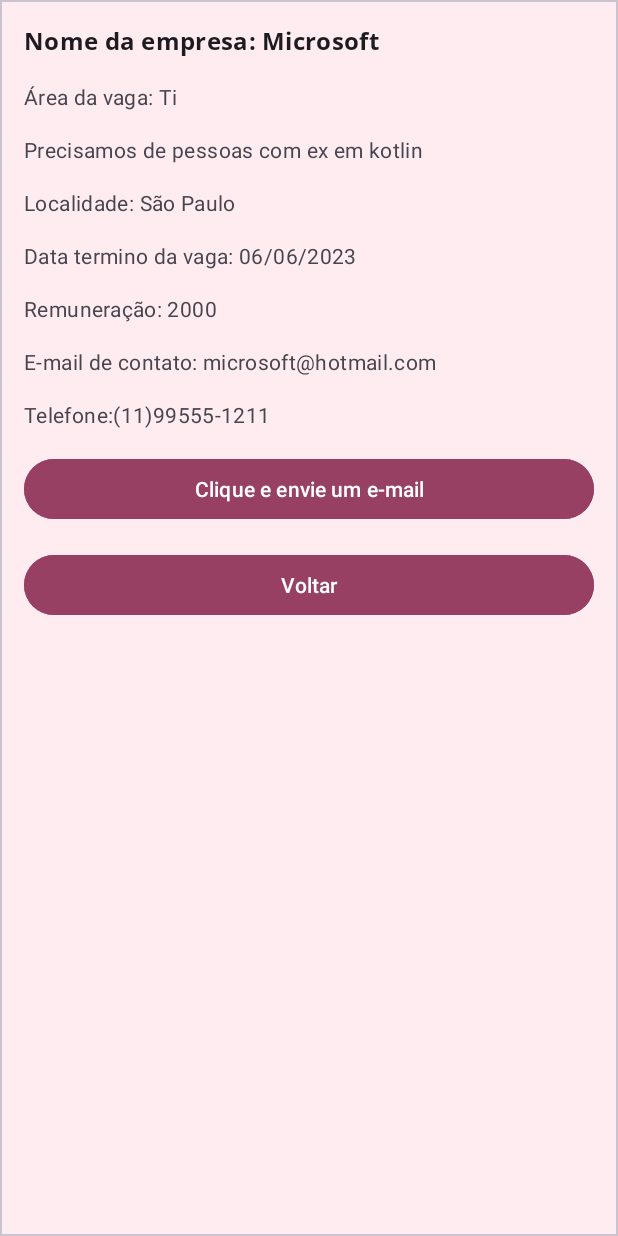
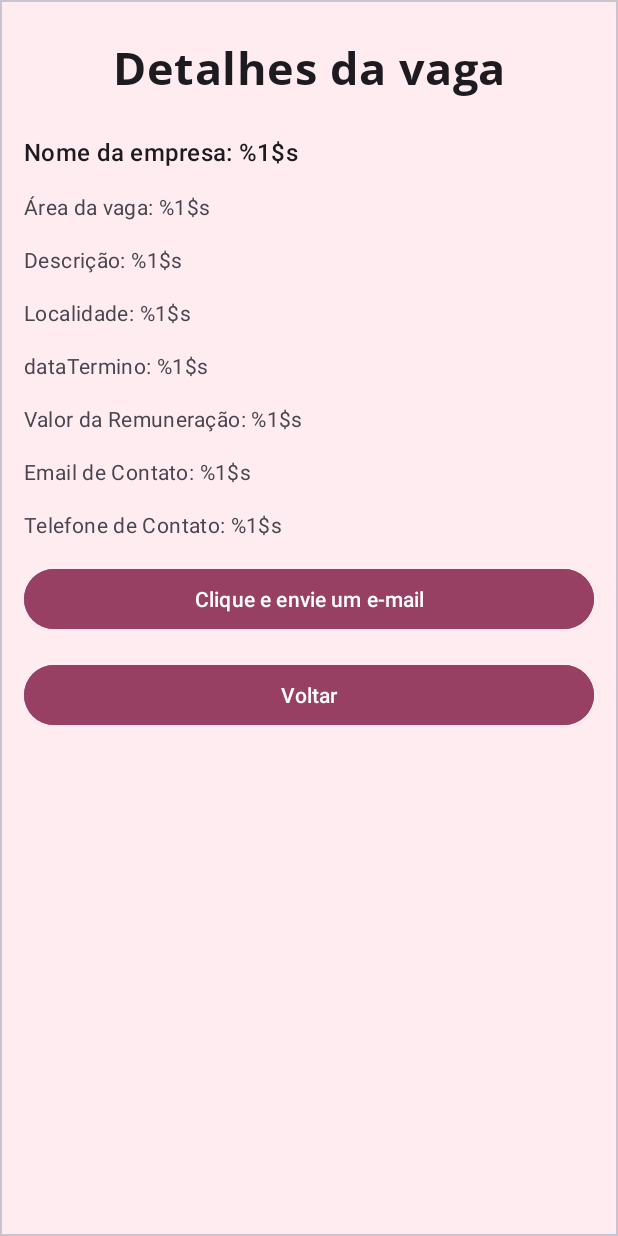
Before and after one commit to joaoaraujo0/TrabalhoAndroid, an Android app: the layout painel_de_vagas.xml on its own in the app's theme, with its tools: preview values and no code run, on a phone screen of 412 x 824 dp. Run offline under Robolectric (Android 15) with nearby library versions, the phone set to English and light mode, and no system bars; Roboto replaces fonts that are not available here.

Commit message:
Commit atualizacao das publi home,minhaspubli

```diff
--- a/app/src/main/java/com/unaerp/trabalhoandroid/fragments_estagio/AnunciosFragment.kt
+++ b/app/src/main/java/com/unaerp/trabalhoandroid/fragments_estagio/AnunciosFragment.kt
@@ -6,7 +6,6 @@ import android.view.View
 import android.view.ViewGroup
 import androidx.fragment.app.Fragment
 import androidx.recyclerview.widget.LinearLayoutManager
-import com.unaerp.trabalhoandroid.Adapter.AdapterVaga
 import com.unaerp.trabalhoandroid.databinding.FragmentAnuncioEstagiarioBinding
 import com.unaerp.trabalhoandroid.model.Vagas
 
@@ -26,8 +25,8 @@ class AnunciosFragment : Fragment() {
 
         //Configurar adapter
         val listaVagas : MutableList<Vagas> = mutableListOf()
-        val adapterVaga = AdapterVaga(requireContext(), listaVagas)
-        recyclerViewVagas.adapter = adapterVaga
+        //val adapterVaga = AdapterVaga(requireContext(), listaVagas)
+       // recyclerViewVagas.adapter = adapterVaga
 
 /*
         val vaga1 = Vagas(
--- a/app/src/main/res/layout/card_home.xml
+++ b/app/src/main/res/layout/card_home.xml
@@ -27,7 +27,7 @@
                     android:id="@+id/tituloNomeEmpresa"
                     android:layout_width="wrap_content"
                     android:layout_height="wrap_content"
-                    android:text="@string/microsoftcard"
+                    android:text="@string/anunciantecard"
                     android:textSize="16sp"
                     android:textAppearance="?attr/textAppearanceHeadline6"
                     android:fontFamily="@font/roboto_medium"
--- a/app/src/main/res/layout/painel_de_vagas.xml
+++ b/app/src/main/res/layout/painel_de_vagas.xml
@@ -11,25 +11,33 @@
         android:layout_height="match_parent"
         android:orientation="vertical"
         android:background="@color/seed"
-        android:padding="8dp"
+        android:padding="8dp">
+            <TextView
+                android:layout_margin="16dp"
+                android:layout_width="match_parent"
+                android:layout_height="wrap_content"
+                android:text="Detalhes da vaga"
+                android:textAppearance="?attr/textAppearanceHeadline6"
+                android:textSize="30sp"
+                android:fontFamily="@font/open_sans_bold"
+                android:textAlignment="center"
+                />
 
-        >
             <TextView
                 android:layout_margin="8dp"
                 android:id="@+id/anunciante"
                 android:layout_width="wrap_content"
                 android:layout_height="wrap_content"
-                android:text="Nome da empresa: Microsoft"
+                android:text="@string/anunciante"
                 android:textAppearance="?attr/textAppearanceHeadline6"
                 android:textSize="16sp"
-                android:fontFamily="@font/open_sans_bold"
                 />
             <TextView
                 android:id="@+id/areaVaga"
                 android:layout_width="wrap_content"
                 android:layout_height="wrap_content"
                 android:layout_margin="8dp"
-                android:text="Área da vaga: Ti"
+                android:text="@string/areaVaga"
                 android:textAppearance="?attr/textAppearanceBody2"
                 android:textColor="?android:attr/textColorSecondary"
                 android:textSize="14sp"
@@ -40,7 +48,7 @@
                 android:layout_width="wrap_content"
                 android:layout_height="wrap_content"
                 android:layout_margin="8dp"
-                android:text="Precisamos de pessoas com ex em kotlin"
+                android:text="@string/descricao"
                 android:textAppearance="?attr/textAppearanceBody2"
                 android:textColor="?android:attr/textColorSecondary"
                 android:textSize="14sp"
@@ -51,7 +59,7 @@
                 android:layout_width="wrap_content"
                 android:layout_height="wrap_content"
                 android:layout_margin="8dp"
-                android:text="Localidade: São Paulo"
+                android:text="@string/text_localidade"
                 android:textAppearance="?attr/textAppearanceBody2"
                 android:textColor="?android:attr/textColorSecondary"
                 android:textSize="14sp"
@@ -62,7 +70,7 @@
                 android:layout_width="wrap_content"
                 android:layout_height="wrap_content"
                 android:layout_margin="8dp"
-                android:text="Data termino da vaga: 06/06/2023"
+                android:text="@string/dataTermino"
                 android:textAppearance="?attr/textAppearanceBody2"
                 android:textColor="?android:attr/textColorSecondary"
                 android:textSize="14sp"
@@ -73,7 +81,7 @@
                 android:layout_width="wrap_content"
                 android:layout_height="wrap_content"
                 android:layout_margin="8dp"
-                android:text="Remuneração: 2000"
+                android:text="@string/valorRemuneracao"
                 android:textAppearance="?attr/textAppearanceBody2"
                 android:textColor="?android:attr/textColorSecondary"
                 android:textSize="14sp"
@@ -85,7 +93,7 @@
                 android:layout_width="wrap_content"
                 android:layout_height="wrap_content"
                 android:layout_margin="8dp"
-                android:text="E-mail de contato: microsoft@hotmail.com"
+                android:text="@string/emailContato"
                 android:textAppearance="?attr/textAppearanceBody2"
                 android:textColor="?android:attr/textColorSecondary"
                 android:textSize="14sp"
@@ -96,7 +104,7 @@
                 android:layout_width="wrap_content"
                 android:layout_height="wrap_content"
                 android:layout_margin="8dp"
-                android:text="Telefone:(11)99555-1211 "
+                android:text="@string/telefoneContato"
                 android:textAppearance="?attr/textAppearanceBody2"
                 android:textColor="?android:attr/textColorSecondary"
                 android:textSize="14sp"
```
Also changed, not shown: app/src/main/java/com/unaerp/trabalhoandroid/Adapter/AdapterMinhasVagas.kt (+14 -8 lines), app/src/main/java/com/unaerp/trabalhoandroid/Adapter/AdapterVaga.kt (+39 -41 lines), app/src/main/java/com/unaerp/trabalhoandroid/fragments/AnunciarVagaFragment.kt (+49 -36 lines), app/src/main/java/com/unaerp/trabalhoandroid/fragments/MinhasVagasFragment.kt (+17 -12 lines), app/src/main/java/com/unaerp/trabalhoandroid/fragments/PainelVagasFragment.kt (+15 -8 lines), app/src/main/res/layout/card_minhas_vagas.xml (+7 -7 lines), app/src/main/res/values/strings.xml (+8 -1 lines).
